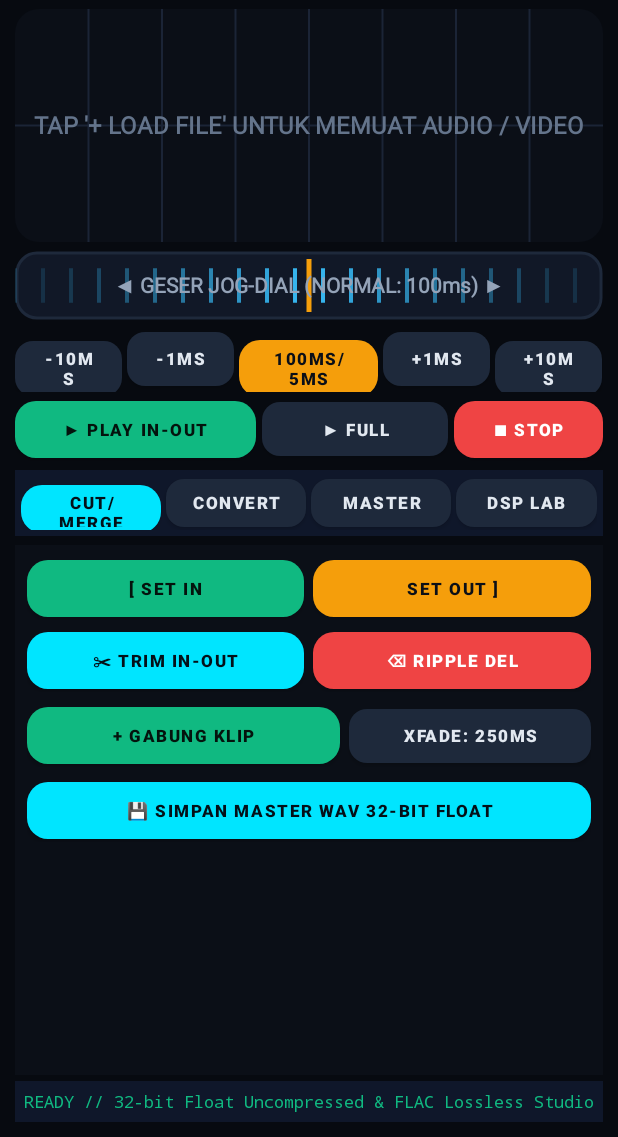
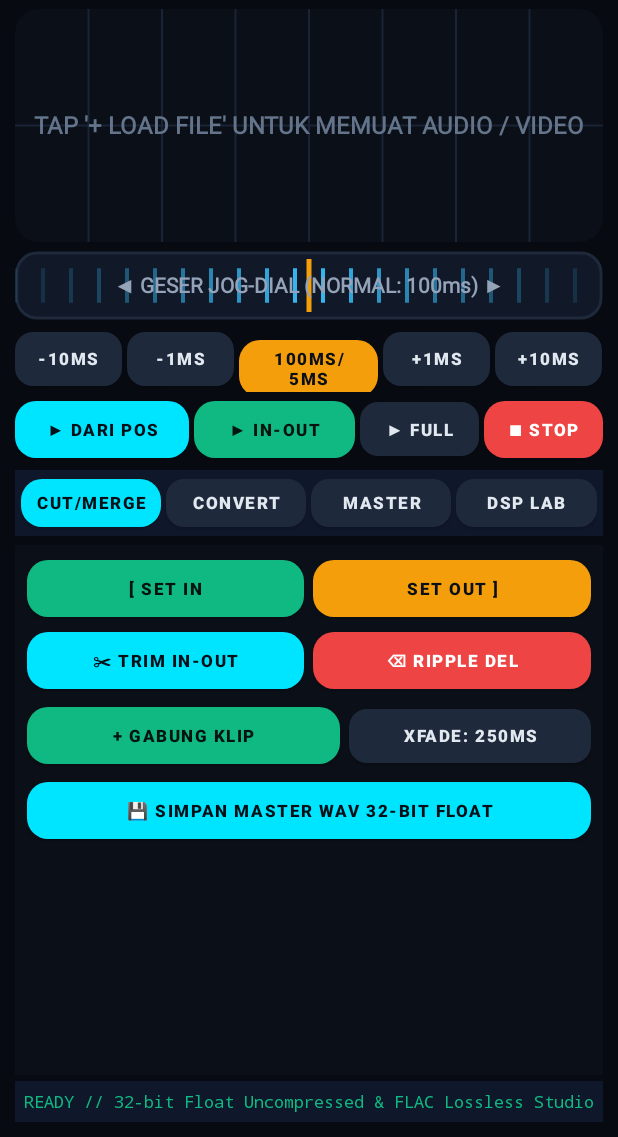
Before and after one commit to petisah-droid/AudioForgeNDK, an Android app: the screen it shows after launch (MainActivity), on a phone screen of 412 x 824 dp, the part 99-1236 px from its top. Run offline under Robolectric (Android 15) with nearby library versions, the phone set to English and light mode, and no system bars; 2 statements that could not run were skipped.

Commit message:
feat: add PLAY DARI POS button from red playhead and single-line button labels

```diff
--- a/app/src/main/java/id/naga/audioforge/MainActivity.java
+++ b/app/src/main/java/id/naga/audioforge/MainActivity.java
@@ -95,6 +95,7 @@ public class MainActivity extends AppCompatActivity {
 
         Button btnJm = findViewById(R.id.btnJogMode);
         btnJm.setOnClickListener(v -> { boolean m = !jogView.isMicroMode(); jogView.setMicroMode(m); btnJm.setText(m ? "MIKRO: 5ms" : "NORMAL: 100ms"); });
+        findViewById(R.id.btnPlayFromPos).setOnClickListener(v -> { if (durMs > 0) nativeSetPlaybackRange(posMs, durMs, true); });
         findViewById(R.id.btnPlaySelection).setOnClickListener(v -> { if (durMs > 0) nativeSetPlaybackRange(inMs, outMs, true); });
         findViewById(R.id.btnPlayAll).setOnClickListener(v -> { if (durMs > 0) nativeSetPlaybackRange(0, durMs, true); });
         findViewById(R.id.btnStopAudio).setOnClickListener(v -> nativeTogglePlay(false));
--- a/app/src/main/res/layout/activity_main.xml
+++ b/app/src/main/res/layout/activity_main.xml
@@ -18,22 +18,23 @@
     <id.naga.audioforge.JogWheelView android:id="@+id/jogWheelView" android:layout_width="match_parent" android:layout_height="46dp" android:layout_marginTop="6dp" />
 
     <LinearLayout android:layout_width="match_parent" android:layout_height="wrap_content" android:orientation="horizontal" android:layout_marginTop="6dp">
-        <Button android:id="@+id/btnNudgeM10" style="@style/BtnSlate" android:layout_width="0dp" android:layout_height="wrap_content" android:layout_weight="1" android:layout_marginEnd="3dp" android:text="-10ms" />
+        <Button android:id="@+id/btnNudgeM10" style="@style/BtnSlate" android:layout_width="0dp" android:layout_height="wrap_content" android:layout_weight="1" android:layout_marginEnd="3dp" android:paddingHorizontal="2dp" android:maxLines="1" android:text="-10ms" />
         <Button android:id="@+id/btnNudgeM1" style="@style/BtnSlate" android:layout_width="0dp" android:layout_height="wrap_content" android:layout_weight="1" android:layout_marginEnd="3dp" android:text="-1ms" />
         <Button android:id="@+id/btnJogMode" style="@style/BtnAmber" android:layout_width="0dp" android:layout_height="wrap_content" android:layout_weight="1.3" android:layout_marginEnd="3dp" android:text="100ms/5ms" />
         <Button android:id="@+id/btnNudgeP1" style="@style/BtnSlate" android:layout_width="0dp" android:layout_height="wrap_content" android:layout_weight="1" android:layout_marginEnd="3dp" android:text="+1ms" />
-        <Button android:id="@+id/btnNudgeP10" style="@style/BtnSlate" android:layout_width="0dp" android:layout_height="wrap_content" android:layout_weight="1" android:text="+10ms" />
+        <Button android:id="@+id/btnNudgeP10" style="@style/BtnSlate" android:layout_width="0dp" android:layout_height="wrap_content" android:layout_weight="1" android:paddingHorizontal="2dp" android:maxLines="1" android:text="+10ms" />
     </LinearLayout>
 
     <LinearLayout android:layout_width="match_parent" android:layout_height="wrap_content" android:orientation="horizontal" android:layout_marginTop="4dp">
-        <Button android:id="@+id/btnPlaySelection" style="@style/BtnEmerald" android:layout_width="0dp" android:layout_height="wrap_content" android:layout_weight="1.3" android:layout_marginEnd="4dp" android:text="▶ PLAY IN-OUT" />
-        <Button android:id="@+id/btnPlayAll" style="@style/BtnSlate" android:layout_width="0dp" android:layout_height="wrap_content" android:layout_weight="1" android:layout_marginEnd="4dp" android:text="▶ FULL" />
-        <Button android:id="@+id/btnStopAudio" style="@style/BtnRed" android:layout_width="0dp" android:layout_height="wrap_content" android:layout_weight="0.8" android:text="■ STOP" />
+        <Button android:id="@+id/btnPlayFromPos" style="@style/BtnCyan" android:layout_width="0dp" android:layout_height="wrap_content" android:layout_weight="1.25" android:layout_marginEnd="3dp" android:paddingHorizontal="4dp" android:maxLines="1" android:text="▶ DARI POS" />
+        <Button android:id="@+id/btnPlaySelection" style="@style/BtnEmerald" android:layout_width="0dp" android:layout_height="wrap_content" android:layout_weight="1.15" android:layout_marginEnd="3dp" android:paddingHorizontal="4dp" android:maxLines="1" android:text="▶ IN-OUT" />
+        <Button android:id="@+id/btnPlayAll" style="@style/BtnSlate" android:layout_width="0dp" android:layout_height="wrap_content" android:layout_weight="0.85" android:layout_marginEnd="3dp" android:paddingHorizontal="4dp" android:maxLines="1" android:text="▶ FULL" />
+        <Button android:id="@+id/btnStopAudio" style="@style/BtnRed" android:layout_width="0dp" android:layout_height="wrap_content" android:layout_weight="0.85" android:paddingHorizontal="4dp" android:maxLines="1" android:text="■ STOP" />
     </LinearLayout>
 
     <LinearLayout android:layout_width="match_parent" android:layout_height="wrap_content" android:orientation="horizontal" android:layout_marginTop="6dp" android:background="#0F172A" android:padding="4dp">
-        <Button android:id="@+id/tabCutMerge" style="@style/BtnCyan" android:layout_width="0dp" android:layout_height="36dp" android:layout_weight="1" android:layout_marginEnd="3dp" android:text="CUT/MERGE" />
-        <Button android:id="@+id/tabConvert" style="@style/BtnSlate" android:layout_width="0dp" android:layout_height="36dp" android:layout_weight="1" android:layout_marginEnd="3dp" android:text="CONVERT" />
+        <Button android:id="@+id/tabCutMerge" style="@style/BtnCyan" android:layout_width="0dp" android:layout_height="36dp" android:layout_weight="1" android:layout_marginEnd="3dp" android:paddingHorizontal="2dp" android:maxLines="1" android:text="CUT/MERGE" />
+        <Button android:id="@+id/tabConvert" style="@style/BtnSlate" android:layout_width="0dp" android:layout_height="36dp" android:layout_weight="1" android:layout_marginEnd="3dp" android:paddingHorizontal="2dp" android:maxLines="1" android:text="CONVERT" />
         <Button android:id="@+id/tabMaster" style="@style/BtnSlate" android:layout_width="0dp" android:layout_height="36dp" android:layout_weight="1" android:layout_marginEnd="3dp" android:text="MASTER" />
         <Button android:id="@+id/tabDspLab" style="@style/BtnSlate" android:layout_width="0dp" android:layout_height="36dp" android:layout_weight="1" android:text="DSP LAB" />
     </LinearLayout>
```
Also changed, not shown: 1 other file.
